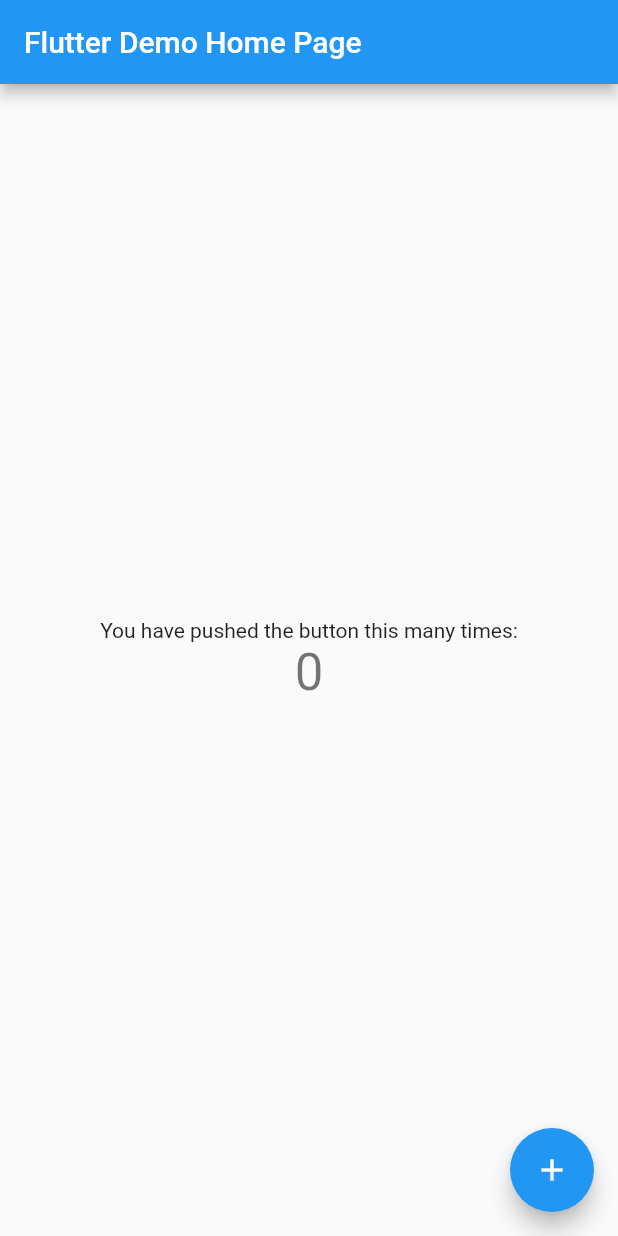
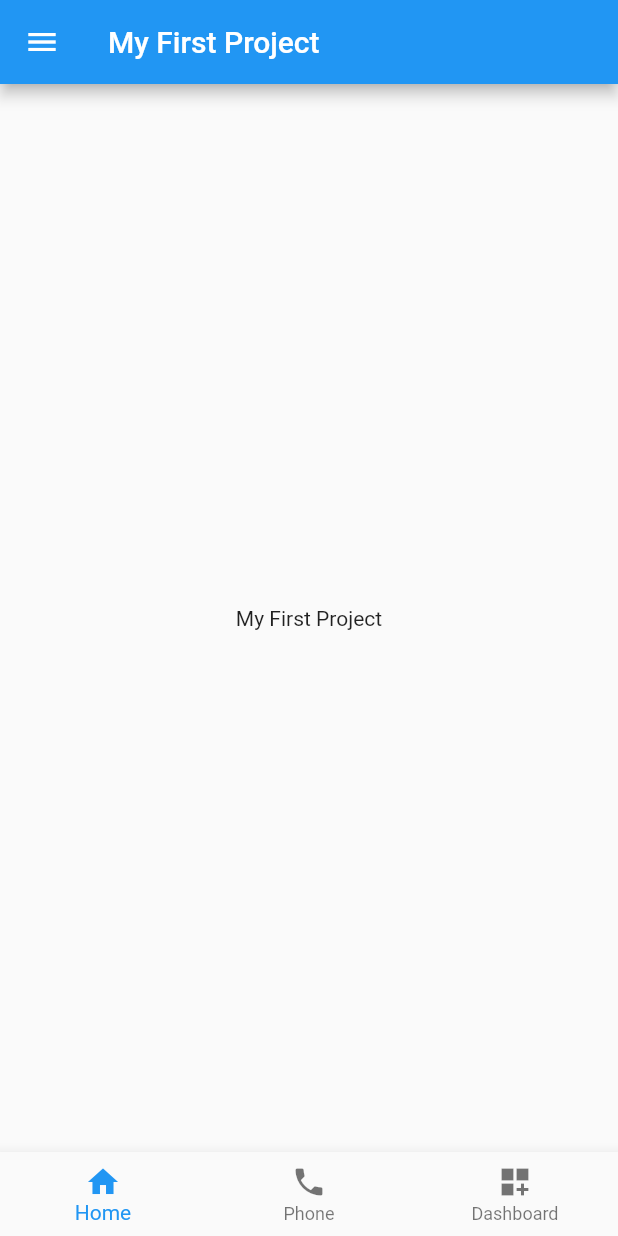
Before and after one commit to Aomrujee/flutter_application_1, a Flutter app: the screen it shows after launch, on a phone screen of 412 x 824 dp. Run offline on Flutter 3.47's test engine with Material 2 defaults, Android fonts, the phone set to English and light mode, and no system bars.

Commit message:
flutter 101

```diff
--- a/lib/main.dart
+++ b/lib/main.dart
@@ -1,113 +1,28 @@
+import 'package:flutter/cupertino.dart';
 import 'package:flutter/material.dart';
 
 void main() {
-  runApp(MyApp());
-}
-
-class MyApp extends StatelessWidget {
-  // This widget is the root of your application.
-  @override
-  Widget build(BuildContext context) {
-    return MaterialApp(
-      title: 'Flutter Demo',
-      theme: ThemeData(
-        // This is the theme of your application.
-        //
-        // Try running your application with "flutter run". You'll see the
-        // application has a blue toolbar. Then, without quitting the app, try
-        // changing the primarySwatch below to Colors.green and then invoke
-        // "hot reload" (press "r" in the console where you ran "flutter run",
-        // or simply save your changes to "hot reload" in a Flutter IDE).
-        // Notice that the counter didn't reset back to zero; the application
-        // is not restarted.
-        primarySwatch: Colors.blue,
-      ),
-      home: MyHomePage(title: 'Flutter Demo Home Page'),
-    );
-  }
-}
-
-class MyHomePage extends StatefulWidget {
-  MyHomePage({Key key, this.title}) : super(key: key);
-
-  // This widget is the home page of your application. It is stateful, meaning
-  // that it has a State object (defined below) that contains fields that affect
-  // how it looks.
-
-  // This class is the configuration for the state. It holds the values (in this
-  // case the title) provided by the parent (in this case the App widget) and
-  // used by the build method of the State. Fields in a Widget subclass are
-  // always marked "final".
-
-  final String title;
-
-  @override
-  _MyHomePageState createState() => _MyHomePageState();
-}
-
-class _MyHomePageState extends State<MyHomePage> {
-  int _counter = 0;
-
-  void _incrementCounter() {
-    setState(() {
-      // This call to setState tells the Flutter framework that something has
-      // changed in this State, which causes it to rerun the build method below
-      // so that the display can reflect the updated values. If we changed
-      // _counter without calling setState(), then the build method would not be
-      // called again, and so nothing would appear to happen.
-      _counter++;
-    });
-  }
-
-  @override
-  Widget build(BuildContext context) {
-    // This method is rerun every time setState is called, for instance as done
-    // by the _incrementCounter method above.
-    //
-    // The Flutter framework has been optimized to make rerunning build methods
-    // fast, so that you can just rebuild anything that needs updating rather
-    // than having to individually change instances of widgets.
-    return Scaffold(
-      appBar: AppBar(
-        // Here we take the value from the MyHomePage object that was created by
-        // the App.build method, and use it to set our appbar title.
-        title: Text(widget.title),
-      ),
-      body: Center(
-        // Center is a layout widget. It takes a single child and positions it
-        // in the middle of the parent.
-        child: Column(
-          // Column is also a layout widget. It takes a list of children and
-          // arranges them vertically. By default, it sizes itself to fit its
-          // children horizontally, and tries to be as tall as its parent.
-          //
-          // Invoke "debug painting" (press "p" in the console, choose the
-          // "Toggle Debug Paint" action from the Flutter Inspector in Android
-          // Studio, or the "Toggle Debug Paint" command in Visual Studio Code)
-          // to see the wireframe for each widget.
-          //
-          // Column has various properties to control how it sizes itself and
-          // how it positions its children. Here we use mainAxisAlignment to
-          // center the children vertically; the main axis here is the vertical
-          // axis because Columns are vertical (the cross axis would be
-          // horizontal).
-          mainAxisAlignment: MainAxisAlignment.center,
-          children: <Widget>[
-            Text(
-              'You have pushed the button this many times:',
-            ),
-            Text(
-              '$_counter',
-              style: Theme.of(context).textTheme.headline4,
-            ),
+  runApp(
+    MaterialApp(
+      home: Scaffold(
+        drawer: Drawer(),
+        appBar: AppBar(
+          title: Text(
+            "My First Project",
+          ),
+        ),
+        body: Center(
+          child: Text("My First Project"),
+        ),
+        bottomNavigationBar: BottomNavigationBar(
+          items: [
+            BottomNavigationBarItem(icon: Icon(Icons.home), label: "Home"),
+            BottomNavigationBarItem(icon: Icon(Icons.phone), label: "Phone"),
+            BottomNavigationBarItem(
+                icon: Icon(Icons.dashboard_customize), label: "Dashboard"),
           ],
         ),
       ),
-      floatingActionButton: FloatingActionButton(
-        onPressed: _incrementCounter,
-        tooltip: 'Increment',
-        child: Icon(Icons.add),
-      ), // This trailing comma makes auto-formatting nicer for build methods.
-    );
-  }
+    ),
+  );
 }
```
Also changed, not shown: 1 other file.
